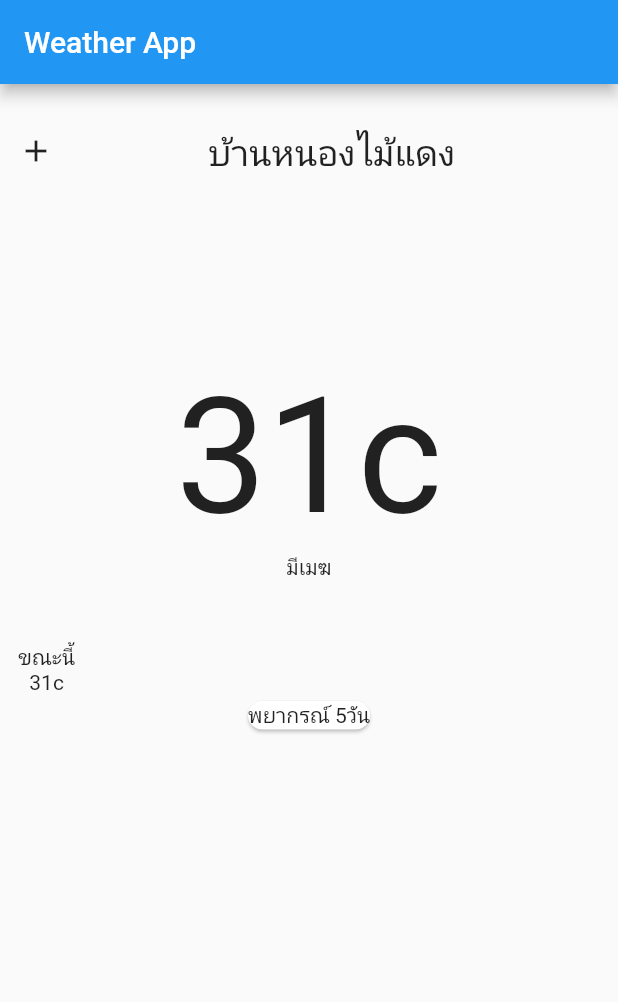
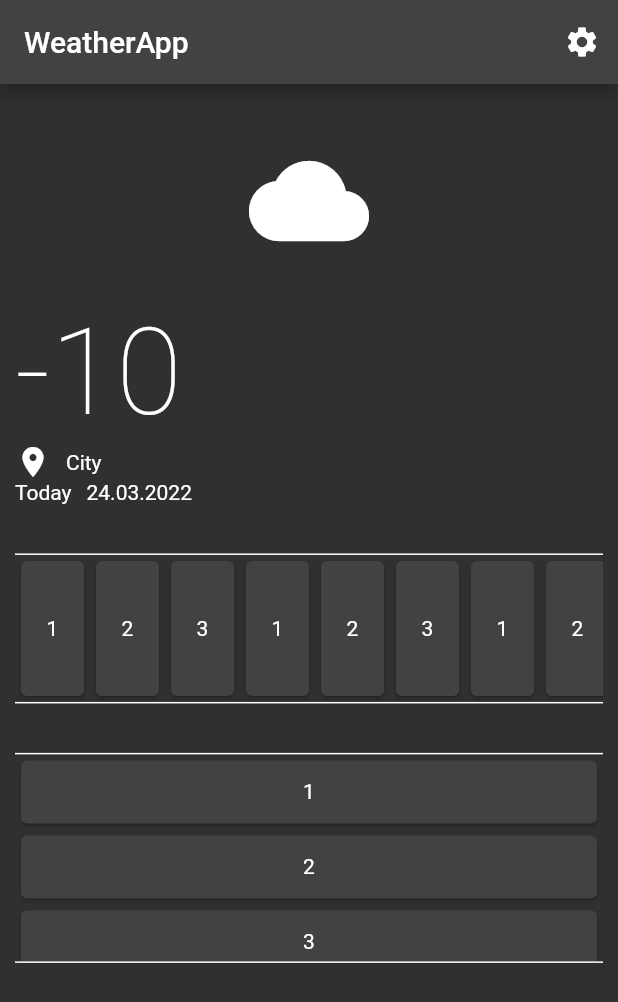
Before and after one commit to boss29024/flutter_app_weather, a Flutter app: the screen it shows after launch, on a phone screen of 412 x 824 dp. Shown: the top 1002 px of the screen. Run offline on Flutter 3.47's test engine with Material 2 defaults, Android fonts, the phone set to English and light mode, and no system bars.

Commit message:
weater App model

```diff
--- a/lib/main.dart
+++ b/lib/main.dart
@@ -1,5 +1,6 @@
 import 'package:flutter/material.dart';
 import 'package:flutter_app_weather_forecast/page/HomePage.dart';
+import 'package:flutter_app_weather_forecast/page/Setting.dart';
 
 void main() => runApp(const WeatherApp());
 
@@ -15,9 +16,11 @@ class _WeatherAppState extends State<WeatherApp> {
   Widget build(BuildContext context) {
     return MaterialApp(
       title: 'Weather App',
+      theme: ThemeData(primarySwatch: Colors.blue, brightness: Brightness.dark),
       initialRoute: '/',
       routes: {
         '/': (context) => HomePage(),
+        '/setting': (context) =>  SettingPage(),
       },
     );
   }
--- a/lib/page/HomePage.dart
+++ b/lib/page/HomePage.dart
@@ -1,76 +1,152 @@
 import 'package:flutter/material.dart';
 
-class HomePage extends StatefulWidget {
-  const HomePage({
-    Key? key,
-  }) : super(key: key);
+class HomePage extends StatelessWidget {
+  HomePage({Key? key}) : super(key: key);
 
-  @override
-  State<HomePage> createState() => _HomePageState();
-}
-
-class _HomePageState extends State<HomePage> {
   @override
   Widget build(BuildContext context) {
     final heightDevice = MediaQuery.of(context).size.height;
     final widthDevice = MediaQuery.of(context).size.width;
     return Scaffold(
-      appBar: AppBar(title: Text('Weather App')),
-      body: Container(
-        padding: EdgeInsets.all(12),
+        appBar: AppBar(
+          title: const Text('WeatherApp'),
+          actions: [
+            IconButton(
+                onPressed: () {
+                  Navigator.pushNamed(context, '/setting');
+                },
+                icon: Icon(Icons.settings))
+          ],
+        ),
+        body: Padding(
+          padding: EdgeInsets.all(10),
           child: Column(
             mainAxisAlignment: MainAxisAlignment.start,
-          children: <Widget>[
+            crossAxisAlignment: CrossAxisAlignment.stretch,
+            children: [
+              _cloudIcon(),
+              _temprature(),
+              _location(),
+              _date(),
               SizedBox(
-              height: (heightDevice / 100) * 2,
+                height: (heightDevice / 100) * 4,
               ),
-            Container(
-              child: Row(children: [
-                Icon(Icons.add),
+              _hourlyPrediction(),
               SizedBox(
-                  width: (widthDevice / 100) * 25,
+                height: (heightDevice / 100) * 4,
               ),
-                Text(
-                  'บ้านหนองไม้แดง',
-                  style: TextStyle(fontSize: 24),
-                ),
-              ]),
-            ),
-            SizedBox(
-              height: (heightDevice / 100) * 15,
-            ),
-            Center(
-              child: Column(children: [
-                Text(
-                  '31c',
-                  style: TextStyle(fontSize: 108),
-                ),
-                Text('มีเมฆ'),
-              ]),
-            ),
-            SizedBox(
-              height: (heightDevice / 100) * 5,
-            ),
-            Container(
-              child: Row(
-                children: [
-                  Column(
-                    children: [Text('ขณะนี้'), Text('31c')],
-                  )
+              _weeklyPrediction(),
             ],
           ),
+        ));
+  }
+
+  final itmesWeek = [
+    '1',
+    '2',
+    '3',
+    '1',
+    '2',
+    '3',
+    '1',
+  ];
+
+  _weeklyPrediction() {
+    return Container(
+      height: 140,
+      decoration: const BoxDecoration(
+          border: Border(
+              top: BorderSide(color: Colors.white),
+              bottom: BorderSide(color: Colors.white))),
+      child: ListView.builder(
+          scrollDirection: Axis.vertical,
+          itemCount: itmesWeek.length,
+          itemBuilder: (context, index) {
+            return Container(
+                height: 50,
+                child: Card(
+                  child: Center(
+                    child: Text('${itmesWeek[index]}'),
                   ),
-            Card(
-              shape: RoundedRectangleBorder(
-                borderRadius: BorderRadius.circular(15.0),
+                ));
+          }),
+    );
+  }
+
+  final itmesHour = [
+    '1',
+    '2',
+    '3',
+    '1',
+    '2',
+    '3',
+    '1',
+    '2',
+    '3',
+    '1',
+    '2',
+    '3',
+  ];
+
+  _hourlyPrediction() {
+    return Container(
+      height: 100,
+      decoration: const BoxDecoration(
+          border: Border(
+              top: BorderSide(color: Colors.white),
+              bottom: BorderSide(color: Colors.white))),
+      child: ListView.builder(
+          scrollDirection: Axis.horizontal,
+          itemCount: itmesHour.length,
+          itemBuilder: (context, index) {
+            return Container(
+                width: 50,
+                child: Card(
+                  child: Center(
+                    child: Text('${itmesHour[index]}'),
                   ),
-              child: Container(
-                  child: Column(
-                children: [Text('พยากรณ์ 5วัน')],
-              )),
+                ));
+          }),
+    );
+  }
+
+  _date() {
+    return Row(
+      children: [
+        Text('Today'),
+        SizedBox(
+          width: 10,
         ),
+        Text('24.03.2022')
       ],
+    );
+  }
+
+  _location() {
+    return Row(
+      children: [
+        Icon(Icons.place),
+        SizedBox(
+          width: 10,
         ),
+        Text('City')
+      ],
+    );
+  }
+
+  _temprature() {
+    return Text(
+      '-10',
+      style: TextStyle(fontSize: 80, fontWeight: FontWeight.w100),
+    );
+  }
+
+  _cloudIcon() {
+    return Padding(
+      padding: const EdgeInsets.all(28),
+      child: Icon(
+        Icons.cloud,
+        size: 80,
       ),
     );
   }
--- /dev/null
+++ b/lib/page/Setting.dart
@@ -0,0 +1,13 @@
+import 'package:flutter/material.dart';
+
+class SettingPage extends StatelessWidget {
+  SettingPage({Key? key}) : super(key: key);
+
+  @override
+  Widget build(BuildContext context) {
+    return Scaffold(
+      appBar: AppBar(),
+      body: Container(),
+    );
+  }
+}
```
Lines whose indentation alone changed are shown as unchanged.
